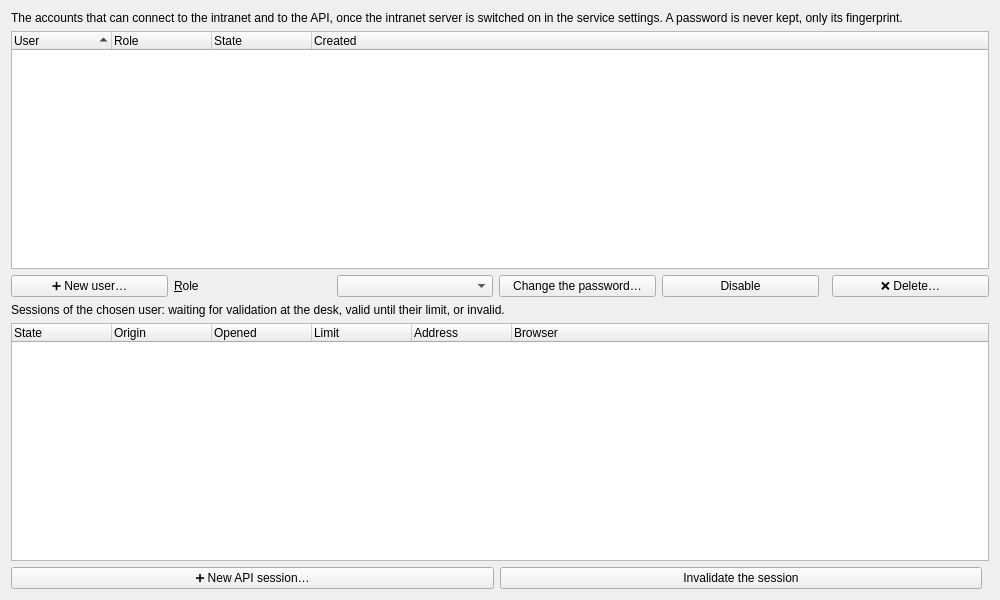
dascritch/machincast, file src/machincast/interface/ui/api_tab.ui: the form before one commit.
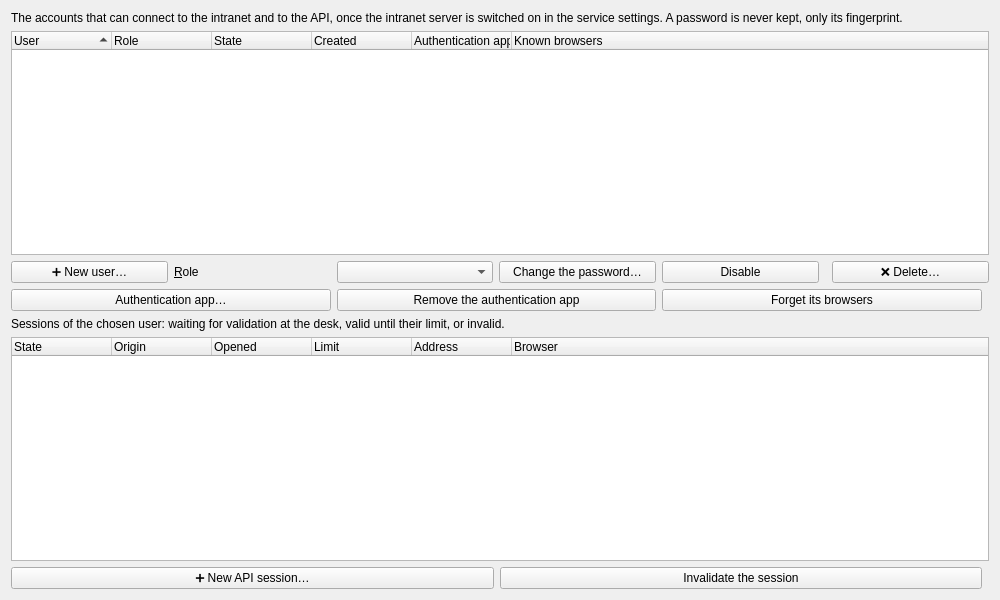
The form after the commit.

Commit message: feat(intranet): second facteur et navigateurs connus

The edit to the form file:
```diff
--- a/src/machincast/interface/ui/api_tab.ui
+++ b/src/machincast/interface/ui/api_tab.ui
@@ -55,6 +55,16 @@
        <string>Created</string>
       </property>
      </column>
+     <column>
+      <property name="text">
+       <string>Authentication app</string>
+      </property>
+     </column>
+     <column>
+      <property name="text">
+       <string>Known browsers</string>
+      </property>
+     </column>
     </widget>
    </item>
    <item>
@@ -109,6 +119,44 @@
      </item>
     </layout>
    </item>
+   <item>
+    <layout class="QHBoxLayout" name="second_factor">
+     <item>
+      <widget class="QPushButton" name="authenticator">
+       <property name="toolTip">
+        <string>A new key for the authentication app of the account, the second factor of the intranet</string>
+       </property>
+       <property name="text">
+        <string>Authentication app…</string>
+       </property>
+      </widget>
+     </item>
+     <item>
+      <widget class="QPushButton" name="remove_authenticator">
+       <property name="text">
+        <string>Remove the authentication app</string>
+       </property>
+      </widget>
+     </item>
+     <item>
+      <widget class="QPushButton" name="forget_browsers">
+       <property name="toolTip">
+        <string>Its next connection, from any browser, goes through the first connection again</string>
+       </property>
+       <property name="text">
+        <string>Forget its browsers</string>
+       </property>
+      </widget>
+     </item>
+     <item>
+      <spacer name="second_factor_space">
+       <property name="orientation">
+        <enum>Qt::Orientation::Horizontal</enum>
+       </property>
+      </spacer>
+     </item>
+    </layout>
+   </item>
    <item>
     <widget class="QLabel" name="sessions_label">
      <property name="text">
```
The commit also changes 37 other files.
